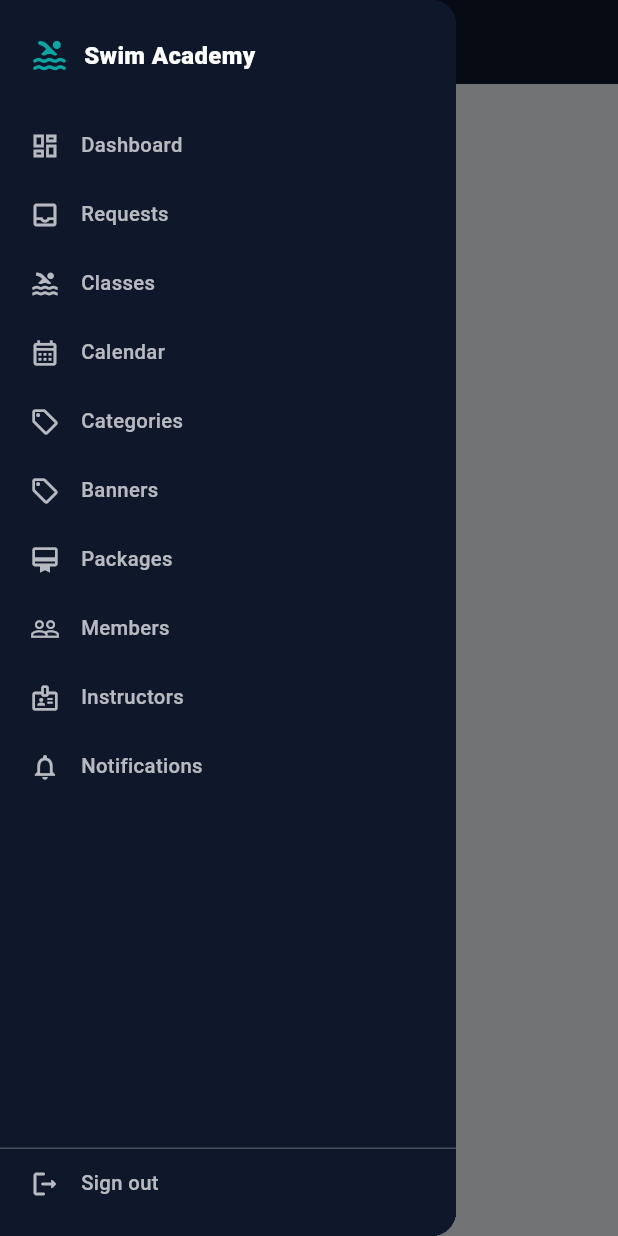
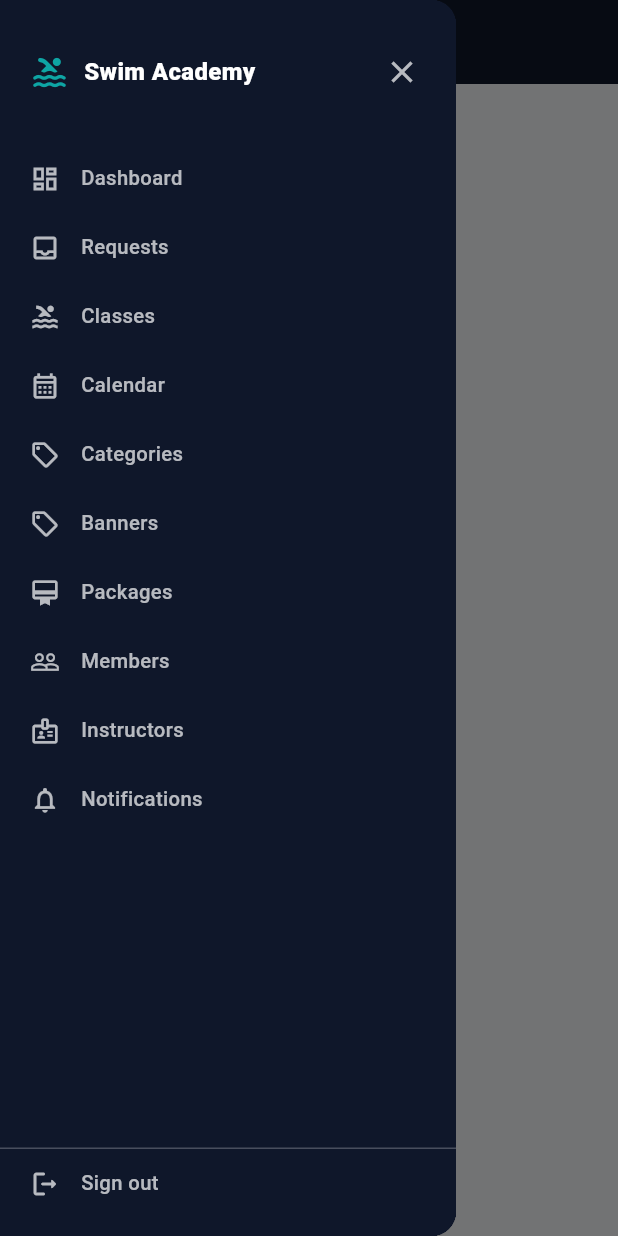
Before and after one commit to eslam-sa3d/booking-app, a Flutter app: the AppShell screen opened directly with empty values, with the side drawer open, on a phone screen of 412 x 824 dp. Run offline on Flutter 3.47's test engine with Material 3 defaults, Android fonts, the phone set to English and light mode, and no system bars; our stand-ins replace cached_network_image, cloud_firestore, cloud_functions, connectivity_plus, dynamic_color, firebase_analytics and 15 more; missing offline and left inert: add_2_calendar, liquid_glass_widgets; accounts and stored records are empty.

Commit message:
Make admin dashboard nav mobile-first with a collapsible hamburger sidebar
Mobile already used a Drawer closed by default; desktop/tablet had a
fixed, always-visible 240px sidebar with no way to hide it. Both now
share a hamburger-toggled sidebar (desktop starts expanded, matching
prior behavior). Also fixes a pre-existing overflow in long nav labels
("Reports & Analytics") found while testing the new layout.

Co-Authored-By: Claude Sonnet 5 <noreply@anthropic.com>

```diff
--- a/admin-dashboard/lib/core/router/app_shell.dart
+++ b/admin-dashboard/lib/core/router/app_shell.dart
@@ -32,19 +32,30 @@ const _navItems = [
   _NavItem(Icons.admin_panel_settings_outlined, 'Staff Accounts', '/staff'),
 ];
 
-class AppShell extends ConsumerWidget {
+class AppShell extends ConsumerStatefulWidget {
   const AppShell({super.key, required this.child});
 
   final Widget child;
 
   @override
-  Widget build(BuildContext context, WidgetRef ref) {
+  ConsumerState<AppShell> createState() => _AppShellState();
+}
+
+class _AppShellState extends ConsumerState<AppShell> {
+  // Desktop/tablet sidebar starts expanded (matches the previous
+  // always-visible behavior); mobile always starts collapsed via its own
+  // Drawer below, regardless of this flag.
+  bool _sidebarExpanded = true;
+
+  static const double _sidebarWidth = 240;
+
+  @override
+  Widget build(BuildContext context) {
     final location = GoRouterState.of(context).matchedLocation;
     final session = ref.watch(authStateProvider).value;
     final isAdmin = session?.isAdmin ?? false;
     final visibleNavItems = isAdmin ? _navItems : _navItems.where((item) => !isPathAdminOnly(item.path));
 
-    if (context.isMobile) {
     String currentLabel = 'Swim Academy';
     for (final item in visibleNavItems) {
       if (location.startsWith(item.path)) {
@@ -52,6 +63,8 @@ class AppShell extends ConsumerWidget {
         break;
       }
     }
+
+    if (context.isMobile) {
       return Scaffold(
         appBar: AppBar(
           backgroundColor: AppColors.sidebar,
@@ -72,17 +85,35 @@ class AppShell extends ConsumerWidget {
               Navigator.of(context).pop();
               ref.read(authControllerProvider).logout();
             },
+            onClose: () => Navigator.of(context).pop(),
           ),
         ),
-        body: child,
+        body: widget.child,
       );
     }
 
     return Scaffold(
+      appBar: AppBar(
+        backgroundColor: AppColors.sidebar,
+        foregroundColor: Colors.white,
+        title: Text(currentLabel),
+        leading: IconButton(
+          icon: Icon(_sidebarExpanded ? Icons.menu_open : Icons.menu),
+          tooltip: _sidebarExpanded ? 'Collapse menu' : 'Expand menu',
+          onPressed: () => setState(() => _sidebarExpanded = !_sidebarExpanded),
+        ),
+      ),
       body: Row(
         children: [
-          SizedBox(
-            width: 240,
+          ClipRect(
+            child: AnimatedContainer(
+              duration: const Duration(milliseconds: 200),
+              curve: Curves.easeInOut,
+              width: _sidebarExpanded ? _sidebarWidth : 0,
+              child: OverflowBox(
+                alignment: Alignment.centerLeft,
+                minWidth: _sidebarWidth,
+                maxWidth: _sidebarWidth,
                 child: _SidebarContent(
                   navItems: visibleNavItems,
                   location: location,
@@ -91,7 +122,9 @@ class AppShell extends ConsumerWidget {
                   onSignOut: () => ref.read(authControllerProvider).logout(),
                 ),
               ),
-          Expanded(child: child),
+            ),
+          ),
+          Expanded(child: widget.child),
         ],
       ),
     );
@@ -105,6 +138,7 @@ class _SidebarContent extends StatelessWidget {
     required this.session,
     required this.onItemTap,
     required this.onSignOut,
+    this.onClose,
   });
 
   final Iterable<_NavItem> navItems;
@@ -112,6 +146,9 @@ class _SidebarContent extends StatelessWidget {
   final Object? session;
   final ValueChanged<String> onItemTap;
   final VoidCallback onSignOut;
+  // Only set on mobile, where the sidebar is a dismissible Drawer; the
+  // desktop/tablet layout collapses via the AppBar toggle instead.
+  final VoidCallback? onClose;
 
   @override
   Widget build(BuildContext context) {
@@ -121,17 +158,23 @@ class _SidebarContent extends StatelessWidget {
         child: Column(
           crossAxisAlignment: CrossAxisAlignment.stretch,
           children: [
-            const Padding(
-              padding: EdgeInsets.fromLTRB(20, 24, 20, 24),
+            Padding(
+              padding: const EdgeInsets.fromLTRB(20, 24, 12, 24),
               child: Row(
                 children: [
-                  Icon(Icons.pool_rounded, color: AppColors.primary, size: 26),
-                  SizedBox(width: 10),
-                  Expanded(
+                  const Icon(Icons.pool_rounded, color: AppColors.primary, size: 26),
+                  const SizedBox(width: 10),
+                  const Expanded(
                     child: Text(
                       'Swim Academy',
                       style: TextStyle(color: Colors.white, fontWeight: FontWeight.w800, fontSize: 16),
                     ),
+                  ),
+                  if (onClose != null)
+                    IconButton(
+                      icon: const Icon(Icons.close, color: Colors.white70),
+                      tooltip: 'Close menu',
+                      onPressed: onClose,
                     ),
                 ],
               ),
@@ -186,12 +229,15 @@ class _SidebarTile extends StatelessWidget {
             children: [
               Icon(icon, size: 20, color: isSelected ? AppColors.primary : Colors.white70),
               const SizedBox(width: 14),
-              Text(
+              Expanded(
+                child: Text(
                   label,
+                  overflow: TextOverflow.ellipsis,
                   style: TextStyle(
                     color: isSelected ? Colors.white : Colors.white70,
                     fontWeight: isSelected ? FontWeight.w700 : FontWeight.w500,
                     fontSize: 13.5,
+                  ),
                 ),
               ),
             ],
```
Lines whose indentation alone changed are shown as unchanged.
